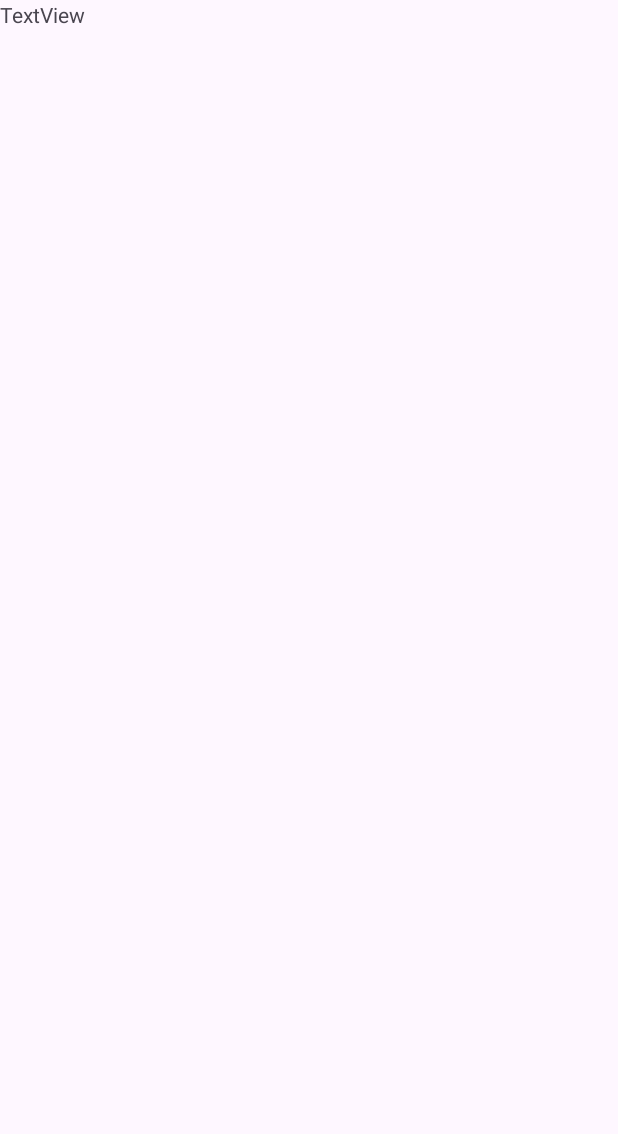
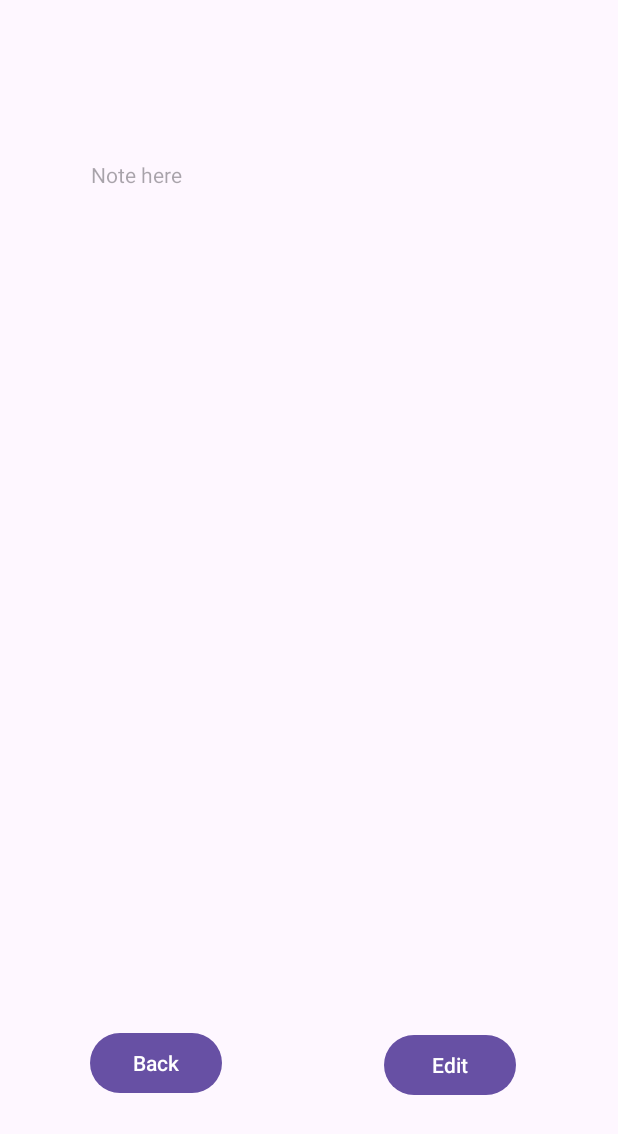
Before and after one commit to Mou2004/MyNotes, an Android app: the single_list_view screen opened directly, with no data from a screen before it, on a phone screen of 412 x 824 dp. Before the commit the part shown is almost empty. Shown: the top 1134 px of the screen. Run offline under Robolectric (Android 15) with nearby library versions, the phone set to English and light mode, and no system bars.

Commit message:
Edit unnecessary comments, add listViewItemClickListener

```diff
--- a/app/src/main/java/com/example/mynotes/New_note_detail.java
+++ b/app/src/main/java/com/example/mynotes/New_note_detail.java
@@ -49,10 +49,13 @@ public class New_note_detail extends AppCompatActivity {
    public void saveNote(View view) {
        TextView note = findViewById(R.id.Note_input_multiline);
        String ourNote = note.getText().toString();
+       //toast is a popup text that appears for a few seconds
        Toast.makeText(this, "Note Saved", Toast.LENGTH_SHORT).show();
+
        Intent intentSaveButton = new Intent(this, MainActivity.class);
        intentSaveButton.putExtra("Note", ourNote);
        startActivity(intentSaveButton);
+
        // Storing data in SharedPreferences
 
        SharedPreferences sharedPreferences = getSharedPreferences("UserNote",MODE_PRIVATE);
--- a/app/src/main/java/com/example/mynotes/single_list_view.java
+++ b/app/src/main/java/com/example/mynotes/single_list_view.java
@@ -1,6 +1,10 @@
 package com.example.mynotes;
 
+import android.content.Intent;
 import android.os.Bundle;
+import android.view.View;
+import android.widget.TextView;
+
 
 import androidx.activity.EdgeToEdge;
 import androidx.appcompat.app.AppCompatActivity;
@@ -9,6 +13,8 @@ import androidx.core.view.ViewCompat;
 import androidx.core.view.WindowInsetsCompat;
 
 public class single_list_view extends AppCompatActivity {
+    TextView singleNote;
+    String singleNoteContent;
 
     @Override
     protected void onCreate(Bundle savedInstanceState) {
@@ -20,5 +26,15 @@ public class single_list_view extends AppCompatActivity {
             v.setPadding(systemBars.left, systemBars.top, systemBars.right, systemBars.bottom);
             return insets;
         });
+        singleNote = findViewById(R.id.each_note);
+        Intent intent = getIntent();
+        singleNoteContent = intent.getStringExtra("Note_Content");
+        singleNote.setText(singleNoteContent);
+
+
+    }
+    public void backToHomepage(View view){
+        Intent intent_homepage = new Intent(this, MainActivity.class);
+        startActivity(intent_homepage);
     }
 }
--- a/app/src/main/res/layout/activity_single_list_view.xml
+++ b/app/src/main/res/layout/activity_single_list_view.xml
@@ -1,18 +1,46 @@
 <?xml version="1.0" encoding="utf-8"?>
-<LinearLayout xmlns:android="http://schemas.android.com/apk/res/android"
+<androidx.constraintlayout.widget.ConstraintLayout xmlns:android="http://schemas.android.com/apk/res/android"
     xmlns:app="http://schemas.android.com/apk/res-auto"
     xmlns:tools="http://schemas.android.com/tools"
     android:id="@+id/main"
     android:layout_width="match_parent"
     android:layout_height="match_parent"
-    android:orientation="vertical"
     tools:context=".single_list_view">
 
     <TextView
-        android:id="@+id/each_list_item"
-        android:layout_width="match_parent"
-        android:layout_height="75dp"
+        android:id="@+id/each_note"
+        android:layout_width="290dp"
+        android:layout_height="530dp"
         android:hint="Note here"
-        android:text="TextView" />
+        android:text="TextView"
+        app:layout_constraintBottom_toBottomOf="parent"
+        app:layout_constraintEnd_toEndOf="parent"
+        app:layout_constraintHorizontal_bias="0.495"
+        app:layout_constraintStart_toStartOf="parent"
+        app:layout_constraintTop_toTopOf="parent"
+        app:layout_constraintVertical_bias="0.363" />
 
-</LinearLayout>
+    <Button
+        android:id="@+id/back_button"
+        android:layout_width="wrap_content"
+        android:layout_height="wrap_content"
+        android:layout_marginStart="52dp"
+        android:layout_marginTop="48dp"
+        android:onClick="backToHomepage"
+        android:text="Back"
+        app:layout_constraintEnd_toStartOf="@+id/edit_button"
+        app:layout_constraintHorizontal_bias="0.069"
+        app:layout_constraintStart_toStartOf="parent"
+        app:layout_constraintTop_toBottomOf="@+id/each_note" />
+
+    <Button
+        android:id="@+id/edit_button"
+        android:layout_width="wrap_content"
+        android:layout_height="wrap_content"
+        android:layout_marginTop="49dp"
+        android:layout_marginEnd="68dp"
+        android:text="Edit"
+        app:layout_constraintEnd_toEndOf="parent"
+        app:layout_constraintTop_toBottomOf="@+id/each_note" />
+
+</androidx.constraintlayout.widget.ConstraintLayout>
```
Also changed, not shown: app/src/main/java/com/example/mynotes/MainActivity.java (+30 -26 lines), 5 other files.
